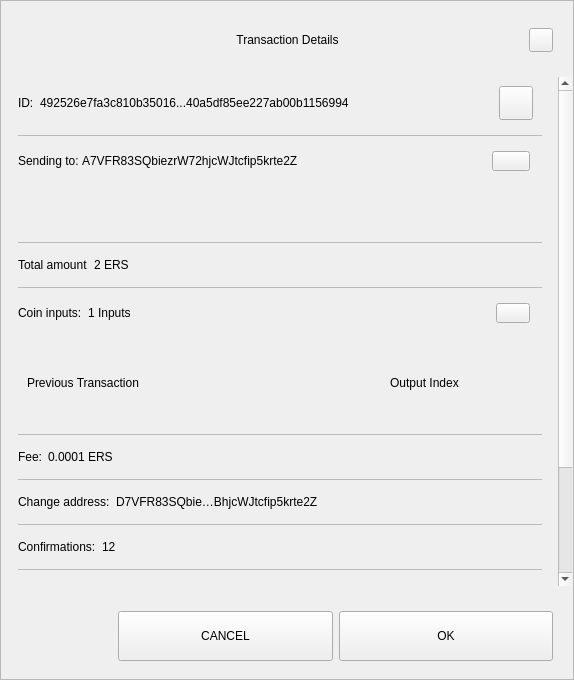
Before: the Qt Designer form src/qt/eros/forms/sendconfirmdialog.ui in ErosCore/ErosCore, drawn with Qt 5.
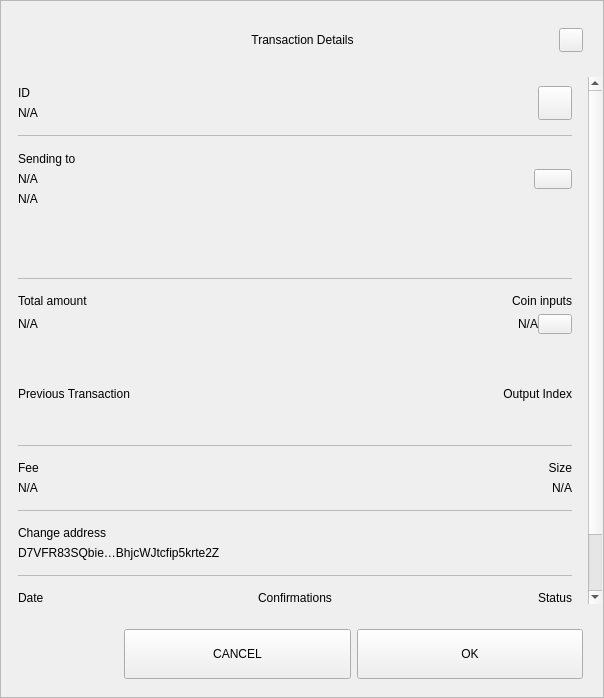
After: the same form once the commit is applied.

Diff of the .ui file:
```diff
--- a/src/qt/eros/forms/sendconfirmdialog.ui
+++ b/src/qt/eros/forms/sendconfirmdialog.ui
@@ -6,8 +6,8 @@
    <rect>
     <x>0</x>
     <y>0</y>
-    <width>574</width>
-    <height>680</height>
+    <width>604</width>
+    <height>698</height>
    </rect>
   </property>
   <property name="sizePolicy">
@@ -218,8 +218,8 @@
              <rect>
               <x>0</x>
               <y>0</y>
-              <width>556</width>
-              <height>672</height>
+              <width>586</width>
+              <height>644</height>
              </rect>
             </property>
             <property name="autoFillBackground">
@@ -263,10 +263,15 @@
                 </property>
                 <item>
                  <widget class="QWidget" name="contentID" native="true">
-                  <layout class="QHBoxLayout" name="horizontalLayout_12" stretch="0,1,0">
+                  <layout class="QHBoxLayout" name="horizontalLayout_12" stretch="0,0">
                    <property name="leftMargin">
                     <number>0</number>
                    </property>
+                   <property name="rightMargin">
+                    <number>0</number>
+                   </property>
+                   <item>
+                    <layout class="QVBoxLayout" name="contentID_int">
                    <item>
                     <widget class="QLabel" name="labelId">
                      <property name="maximumSize">
@@ -276,16 +281,18 @@
                       </size>
                      </property>
                      <property name="text">
-                      <string>ID:</string>
+                        <string>ID</string>
                      </property>
                     </widget>
                    </item>
                    <item>
                     <widget class="QLabel" name="textId">
                      <property name="text">
-                      <string>492526e7fa3c810b35016...40a5df85ee227ab00b1156994</string>
-                     </property>
-                    </widget>
+                        <string notr="true">N/A</string>
+                       </property>
+                      </widget>
+                     </item>
+                    </layout>
                    </item>
                    <item>
                     <widget class="QPushButton" name="pushCopy">
@@ -319,7 +326,7 @@
                  </widget>
                 </item>
                 <item>
-                 <widget class="QLabel" name="labelDivider9">
+                 <widget class="QLabel" name="labelDividerID">
                   <property name="maximumSize">
                    <size>
                     <width>16777215</width>
@@ -335,16 +342,36 @@
                  </widget>
                 </item>
                 <item>
-                 <widget class="QWidget" name="contentOutputs" native="true">
-                  <layout class="QHBoxLayout" name="horizontalLayout_11" stretch="0,3,0">
+                 <widget class="QWidget" name="contentOutputsLabel" native="true">
+                  <layout class="QHBoxLayout" name="horizontalLayout_11" stretch="0,0">
                    <property name="spacing">
+                    <number>6</number>
+                   </property>
+                   <property name="leftMargin">
                     <number>0</number>
                    </property>
+                   <property name="topMargin">
+                    <number>9</number>
+                   </property>
+                   <property name="rightMargin">
+                    <number>0</number>
+                   </property>
+                   <property name="bottomMargin">
+                    <number>9</number>
+                   </property>
+                   <item>
+                    <layout class="QVBoxLayout" name="contentOutputsLabel_int">
                    <property name="leftMargin">
                     <number>0</number>
                    </property>
+                     <property name="topMargin">
+                      <number>1</number>
+                     </property>
                    <property name="rightMargin">
-                    <number>12</number>
+                      <number>6</number>
+                     </property>
+                     <property name="bottomMargin">
+                      <number>1</number>
                    </property>
                    <item>
                     <widget class="QLabel" name="labelSend">
@@ -355,16 +382,43 @@
                       </size>
                      </property>
                      <property name="text">
-                      <string>Sending to: </string>
+                        <string>Sending to</string>
+                       </property>
+                      </widget>
+                     </item>
+                     <item>
+                      <widget class="QWidget" name="widget" native="true">
+                       <layout class="QVBoxLayout" name="verticalLayout_6">
+                        <property name="leftMargin">
+                         <number>0</number>
+                        </property>
+                        <property name="topMargin">
+                         <number>0</number>
+                        </property>
+                        <property name="rightMargin">
+                         <number>0</number>
+                        </property>
+                        <property name="bottomMargin">
+                         <number>0</number>
+                        </property>
+                        <item>
+                         <widget class="QLabel" name="textSendLabel">
+                          <property name="text">
+                           <string notr="true">N/A</string>
                      </property>
                     </widget>
                    </item>
                    <item>
                     <widget class="QLabel" name="textSend">
                      <property name="text">
-                      <string>A7VFR83SQbiezrW72hjcWJtcfip5krte2Z </string>
-                     </property>
-                    </widget>
+                           <string notr="true">N/A</string>
+                          </property>
+                         </widget>
+                        </item>
+                       </layout>
+                      </widget>
+                     </item>
+                    </layout>
                    </item>
                    <item>
                     <widget class="QPushButton" name="pushOutputs">
@@ -415,7 +469,7 @@
                     <rect>
                      <x>0</x>
                      <y>0</y>
-                     <width>522</width>
+                     <width>552</width>
                      <height>48</height>
                     </rect>
                    </property>
@@ -428,7 +482,7 @@
                  </widget>
                 </item>
                 <item>
-                 <widget class="QLabel" name="labelDivider8">
+                 <widget class="QLabel" name="labelDividerOutputs">
                   <property name="maximumSize">
                    <size>
                     <width>16777215</width>
@@ -444,12 +498,31 @@
                  </widget>
                 </item>
                 <item>
-                 <widget class="QWidget" name="contentAmount" native="true">
-                  <layout class="QHBoxLayout" name="horizontalLayout_4" stretch="0,1">
+                 <widget class="QWidget" name="gridAmounts" native="true">
+                  <layout class="QGridLayout" name="contentAmountInputs">
                    <property name="leftMargin">
                     <number>0</number>
                    </property>
-                   <item>
+                   <property name="topMargin">
+                    <number>9</number>
+                   </property>
+                   <property name="rightMargin">
+                    <number>0</number>
+                   </property>
+                   <property name="bottomMargin">
+                    <number>9</number>
+                   </property>
+                   <property name="horizontalSpacing">
+                    <number>12</number>
+                   </property>
+                   <item row="1" column="0">
+                    <widget class="QLabel" name="textAmount">
+                     <property name="text">
+                      <string notr="true">N/A</string>
+                     </property>
+                    </widget>
+                   </item>
+                   <item row="0" column="0">
                     <widget class="QLabel" name="labelAmount">
                      <property name="maximumSize">
                       <size>
@@ -462,42 +535,7 @@
                      </property>
                     </widget>
                    </item>
-                   <item>
-                    <widget class="QLabel" name="textAmount">
-                     <property name="text">
-                      <string>2 ERS</string>
-                     </property>
-                    </widget>
-                   </item>
-                  </layout>
-                 </widget>
-                </item>
-                <item>
-                 <widget class="QLabel" name="labelDivider6">
-                  <property name="maximumSize">
-                   <size>
-                    <width>16777215</width>
-                    <height>1</height>
-                   </size>
-                  </property>
-                  <property name="styleSheet">
-                   <string notr="true">background-color:#bababa;</string>
-                  </property>
-                  <property name="text">
-                   <string/>
-                  </property>
-                 </widget>
-                </item>
-                <item>
-                 <widget class="QWidget" name="contentInputs" native="true">
-                  <layout class="QHBoxLayout" name="horizontalLayout" stretch="0,2,0">
-                   <property name="leftMargin">
-                    <number>0</number>
-                   </property>
-                   <property name="rightMargin">
-                    <number>12</number>
-                   </property>
-                   <item>
+                   <item row="0" column="3">
                     <widget class="QLabel" name="labelInputs">
                      <property name="sizePolicy">
                       <sizepolicy hsizetype="Minimum" vsizetype="Preferred">
@@ -512,14 +550,22 @@
                       </size>
                      </property>
                      <property name="text">
-                      <string>Coin inputs:</string>
+                      <string>Coin inputs</string>
+                     </property>
+                     <property name="alignment">
+                      <set>Qt::AlignRight|Qt::AlignTrailing|Qt::AlignVCenter</set>
                      </property>
                     </widget>
                    </item>
+                   <item row="1" column="3">
+                    <layout class="QHBoxLayout" name="horizontalLayout">
                    <item>
                     <widget class="QLabel" name="textInputs">
                      <property name="text">
-                      <string>1 Inputs</string>
+                        <string notr="true">N/A</string>
+                       </property>
+                       <property name="alignment">
+                        <set>Qt::AlignRight|Qt::AlignTrailing|Qt::AlignVCenter</set>
                      </property>
                     </widget>
                    </item>
@@ -534,6 +580,9 @@
                      <property name="focusPolicy">
                       <enum>Qt::NoFocus</enum>
                      </property>
+                       <property name="layoutDirection">
+                        <enum>Qt::LeftToRight</enum>
+                       </property>
                      <property name="styleSheet">
                       <string notr="true"/>
                      </property>
@@ -541,6 +590,8 @@
                       <string/>
                      </property>
                     </widget>
+                     </item>
+                    </layout>
                    </item>
                   </layout>
                  </widget>
@@ -559,13 +610,41 @@
                     <height>90</height>
                    </size>
                   </property>
-                  <layout class="QGridLayout" name="gridLayoutInput" columnstretch="5,2" rowminimumheight="0">
+                  <property name="lineWidth">
+                   <number>0</number>
+                  </property>
+                  <layout class="QGridLayout" name="gridLayoutInput" columnstretch="5,0">
                    <property name="sizeConstraint">
                     <enum>QLayout::SetMaximumSize</enum>
                    </property>
+                   <property name="leftMargin">
+                    <number>0</number>
+                   </property>
+                   <property name="rightMargin">
+                    <number>0</number>
+                   </property>
                    <property name="verticalSpacing">
                     <number>0</number>
                    </property>
+                   <item row="0" column="1">
+                    <widget class="QLabel" name="labelOutputIndex">
+                     <property name="layoutDirection">
+                      <enum>Qt::LeftToRight</enum>
+                     </property>
+                     <property name="text">
+                      <string>Output Index</string>
+                     </property>
+                     <property name="textFormat">
+                      <enum>Qt::AutoText</enum>
+                     </property>
+                     <property name="alignment">
+                      <set>Qt::AlignRight|Qt::AlignTrailing|Qt::AlignVCenter</set>
+                     </property>
+                     <property name="margin">
+                      <number>0</number>
+                     </property>
+                    </widget>
+                   </item>
                    <item row="0" column="0" alignment="Qt::AlignLeft">
                     <widget class="QLabel" name="labelTitlePrevTx">
                      <property name="text">
@@ -573,21 +652,11 @@
                      </property>
                     </widget>
                    </item>
-                   <item row="0" column="1" alignment="Qt::AlignLeft">
-                    <widget class="QLabel" name="labelOutputIndex">
-                     <property name="text">
-                      <string>Output Index</string>
-                     </property>
-                     <property name="alignment">
-                      <set>Qt::AlignCenter</set>
-                     </property>
-                    </widget>
-                   </item>
                   </layout>
                  </widget>
                 </item>
                 <item>
-                 <widget class="QLabel" name="labelDivider1">
+                 <widget class="QLabel" name="labelDividerPrevtx">
                   <property name="maximumSize">
                    <size>
                     <width>16777215</width>
@@ -603,9 +672,19 @@
                  </widget>
                 </item>
                 <item>
-                 <widget class="QWidget" name="contentFee" native="true">
-                  <layout class="QHBoxLayout" name="horizontalLayout_7" stretch="0,1">
-                   <property name="leftMargin">
+                 <layout class="QHBoxLayout" name="contentFeeSize">
+                  <property name="topMargin">
+                   <number>9</number>
+                  </property>
+                  <property name="bottomMargin">
+                   <number>9</number>
+                  </property>
+                  <item>
+                   <layout class="QVBoxLayout" name="contentFee">
+                    <property name="topMargin">
+                     <number>0</number>
+                    </property>
+                    <property name="bottomMargin">
                     <number>0</number>
                    </property>
                    <item>
@@ -617,22 +696,64 @@
                       </size>
                      </property>
                      <property name="text">
-                      <string>Fee:</string>
+                       <string>Fee</string>
                      </property>
                     </widget>
                    </item>
                    <item>
                     <widget class="QLabel" name="textFee">
                      <property name="text">
-                      <string>0.0001 ERS</string>
+                       <string notr="true">N/A</string>
                      </property>
                     </widget>
                    </item>
                   </layout>
+                  </item>
+                  <item>
+                   <widget class="QWidget" name="contentSize" native="true">
+                    <layout class="QVBoxLayout" name="contentSize_layout">
+                     <property name="topMargin">
+                      <number>0</number>
+                     </property>
+                     <property name="rightMargin">
+                      <number>0</number>
+                     </property>
+                     <property name="bottomMargin">
+                      <number>0</number>
+                     </property>
+                     <item>
+                      <widget class="QLabel" name="labelSize">
+                       <property name="maximumSize">
+                        <size>
+                         <width>16777215</width>
+                         <height>16777215</height>
+                        </size>
+                       </property>
+                       <property name="text">
+                        <string>Size</string>
+                       </property>
+                       <property name="alignment">
+                        <set>Qt::AlignRight|Qt::AlignTrailing|Qt::AlignVCenter</set>
+                       </property>
                  </widget>
                 </item>
                 <item>
-                 <widget class="QLabel" name="labelDivider2">
+                      <widget class="QLabel" name="textSize">
+                       <property name="text">
+                        <string notr="true">N/A</string>
+                       </property>
+                       <property name="alignment">
+                        <set>Qt::AlignRight|Qt::AlignTrailing|Qt::AlignVCenter</set>
+                       </property>
+                      </widget>
+                     </item>
+                    </layout>
+                   </widget>
+                  </item>
+                 </layout>
+                </item>
+                <item>
+                 <widget class="QLabel" name="labelDividerFeeSize">
                   <property name="maximumSize">
                    <size>
                     <width>16777215</width>
@@ -649,10 +770,19 @@
                 </item>
                 <item>
                  <widget class="QWidget" name="contentChangeAddress" native="true">
-                  <layout class="QHBoxLayout" name="horizontalLayout_6" stretch="0,1">
+                  <layout class="QVBoxLayout" name="contentChangeAddress_layout">
                    <property name="leftMargin">
                     <number>0</number>
                    </property>
+                   <property name="topMargin">
+                    <number>9</number>
+                   </property>
+                   <property name="rightMargin">
+                    <number>0</number>
+                   </property>
+                   <property name="bottomMargin">
+                    <number>9</number>
+                   </property>
                    <item>
                     <widget class="QLabel" name="labelChange">
                      <property name="maximumSize">
@@ -662,7 +792,7 @@
                       </size>
                      </property>
                      <property name="text">
-                      <string>Change address:</string>
+                      <string>Change address</string>
                      </property>
                     </widget>
                    </item>
@@ -677,7 +807,7 @@
                  </widget>
                 </item>
                 <item>
-                 <widget class="QLabel" name="labelDivider4">
+                 <widget class="QLabel" name="labelDividerChange">
                   <property name="maximumSize">
                    <size>
                     <width>16777215</width>
@@ -693,12 +823,25 @@
                  </widget>
                 </item>
                 <item>
-                 <widget class="QWidget" name="contentConfirmations" native="true">
-                  <layout class="QHBoxLayout" name="horizontalLayout_8" stretch="0,1">
+                 <widget class="QWidget" name="gridConfDateStatus" native="true">
+                  <layout class="QGridLayout" name="contentConfDateStatus">
                    <property name="leftMargin">
                     <number>0</number>
                    </property>
-                   <item>
+                   <property name="rightMargin">
+                    <number>0</number>
+                   </property>
+                   <item row="1" column="3">
+                    <widget class="QLabel" name="textStatus">
+                     <property name="text">
+                      <string>Spendable</string>
+                     </property>
+                     <property name="alignment">
+                      <set>Qt::AlignRight|Qt::AlignTrailing|Qt::AlignVCenter</set>
+                     </property>
+                    </widget>
+                   </item>
+                   <item row="0" column="1">
                     <widget class="QLabel" name="labelConfirmations">
                      <property name="maximumSize">
                       <size>
@@ -707,88 +850,40 @@
                       </size>
                      </property>
                      <property name="text">
-                      <string>Confirmations:</string>
+                      <string>Confirmations</string>
                      </property>
+                     <property name="alignment">
+                      <set>Qt::AlignCenter</set>
+                     </property>
                     </widget>
                    </item>
-                   <item>
+                   <item row="0" column="3">
+                    <widget class="QLabel" name="labelStatus">
+                     <property name="maximumSize">
+                      <size>
+                       <width>16777215</width>
+                       <height>16777215</height>
+                      </size>
+                     </property>
+                     <property name="text">
+                      <string>Status</string>
+                     </property>
+                     <property name="alignment">
+                      <set>Qt::AlignRight|Qt::AlignTrailing|Qt::AlignVCenter</set>
+                     </property>
+                    </widget>
+                   </item>
+                   <item row="1" column="1">
                     <widget class="QLabel" name="textConfirmations">
                      <property name="text">
-                      <string>12</string>
+                      <string notr="true">N/A</string>
                      </property>
-                    </widget>
-                   </item>
-                  </layout>
-                 </widget>
-                </item>
-                <item>
-                 <widget class="QLabel" name="labelDivider7">
-                  <property name="maximumSize">
-                   <size>
-                    <width>16777215</width>
-                    <height>1</height>
-                   </size>
-                  </property>
-                  <property name="styleSheet">
-                   <string notr="true">background-color:#bababa;</string>
-                  </property>
-                  <property name="text">
-                   <string/>
-                  </property>
-                 </widget>
-                </item>
-                <item>
-                 <widget class="QWidget" name="contentSize" native="true">
-                  <layout class="QHBoxLayout" name="horizontalLayout_9" stretch="0,1">
-                   <property name="leftMargin">
-                    <number>0</number>
-                   </property>
-                   <item>
-                    <widget class="QLabel" name="labelSize">
-                     <property name="maximumSize">
-                      <size>
-                       <width>16777215</width>
-                       <height>16777215</height>
-                      </size>
-                     </property>
-                     <property name="text">
-                      <string>Size:</string>
-                     </property>
-                    </widget>
-                   </item>
-                   <item>
-                    <widget class="QLabel" name="textSize">
-                     <property name="text">
-                      <string>2 kB</string>
-                     </property>
-                    </widget>
-                   </item>
-                  </layout>
-                 </widget>
-                </item>
-                <item>
-                 <widget class="QLabel" name="labelDivider3">
-                  <property name="maximumSize">
-                   <size>
-                    <width>16777215</width>
-                    <height>1</height>
-                   </size>
-                  </property>
-                  <property name="styleSheet">
-                   <string notr="true">background-color:#bababa;</string>
-                  </property>
-                  <property name="text">
-                   <string/>
-                  </property>
-                 </widget>
-                </item>
-                <item>
-                 <widget class="QWidget" name="contentDate" native="true">
-                  <layout class="QHBoxLayout" name="horizontalLayout_5" stretch="0,1">
-                   <property name="leftMargin">
-                    <number>0</number>
-                   </property>
-                   <item>
+                     <property name="alignment">
+                      <set>Qt::AlignCenter</set>
+                     </property>
+                    </widget>
+                   </item>
+                   <item row="0" column="0">
                     <widget class="QLabel" name="labelDate">
                      <property name="maximumSize">
                       <size>
@@ -797,22 +892,28 @@
                       </size>
                      </property>
                      <property name="text">
-                      <string>Date:</string>
+                      <string>Date</string>
+                     </property>
+                     <property name="alignment">
+                      <set>Qt::AlignLeading|Qt::AlignLeft|Qt::AlignVCenter</set>
                      </property>
                     </widget>
                    </item>
-                   <item>
+                   <item row="1" column="0">
                     <widget class="QLabel" name="textDate">
                      <property name="text">
                       <string>May 25, 2017</string>
                      </property>
+                     <property name="alignment">
+                      <set>Qt::AlignLeading|Qt::AlignLeft|Qt::AlignVCenter</set>
+                     </property>
                     </widget>
                    </item>
                   </layout>
                  </widget>
                 </item>
                 <item>
-                 <widget class="QLabel" name="labelDivider5">
+                 <widget class="QLabel" name="labelDividerConfs">
                   <property name="maximumSize">
                    <size>
                     <width>16777215</width>
@@ -827,35 +928,6 @@
                   </property>
                  </widget>
                 </item>
-                <item>
-                 <widget class="QWidget" name="contentStatus" native="true">
-                  <layout class="QHBoxLayout" name="horizontalLayout_10" stretch="0,1">
-                   <property name="leftMargin">
-                    <number>0</number>
-                   </property>
-                   <item>
-                    <widget class="QLabel" name="labelStatus">
-                     <property name="maximumSize">
-                      <size>
-                       <width>16777215</width>
-                       <height>16777215</height>
-                      </size>
-                     </property>
-                     <property name="text">
-                      <string>Status:</string>
-                     </property>
-                    </widget>
-                   </item>
-                   <item>
-                    <widget class="QLabel" name="textStatus">
-                     <property name="text">
-                      <string>Spendable</string>
-                     </property>
-                    </widget>
-                   </item>
-                  </layout>
-                 </widget>
-                </item>
                 <item>
                  <spacer name="verticalSpacer_2">
                   <property name="orientation">
```
Lines whose indentation alone changed are shown as unchanged.
